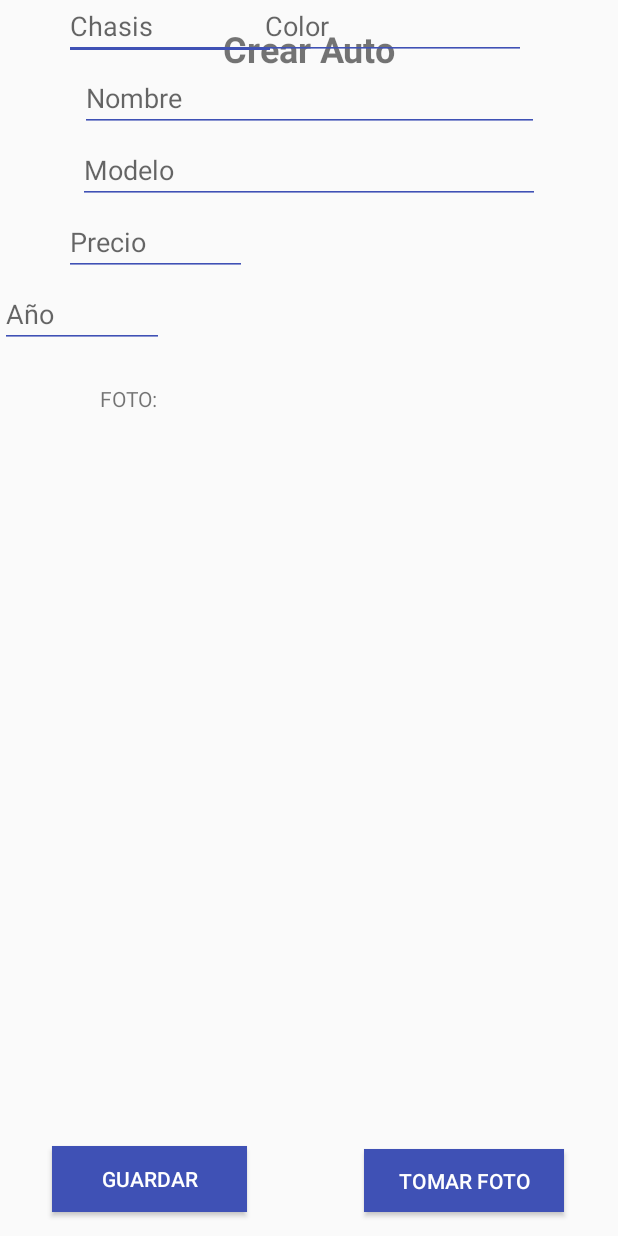
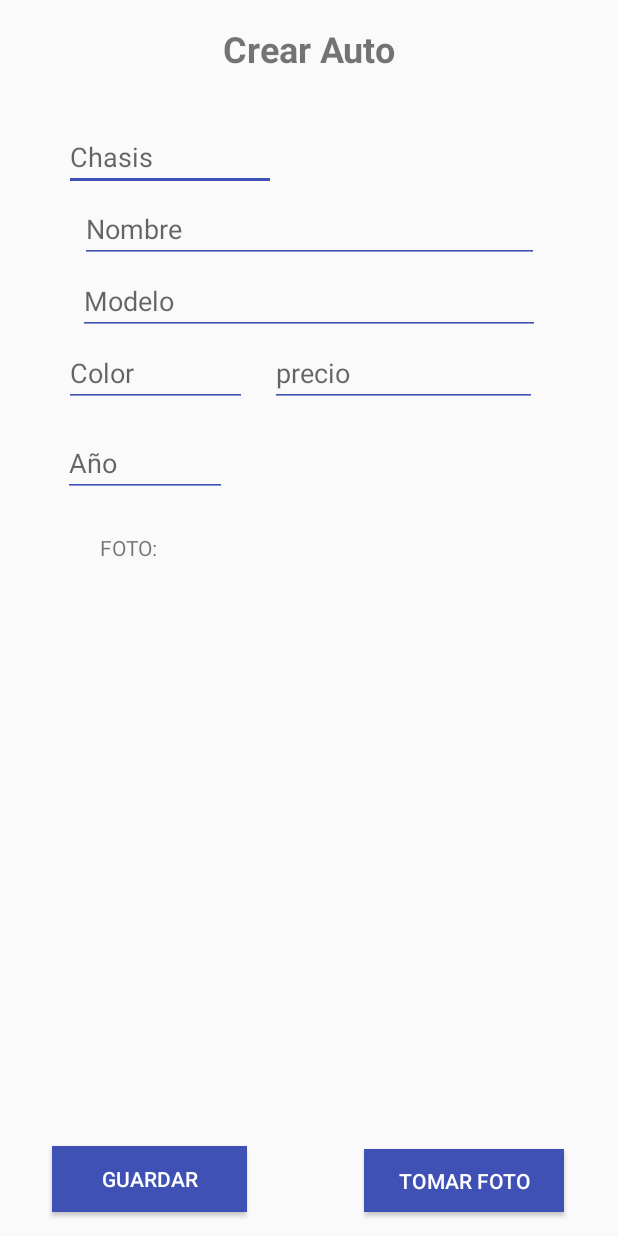
Before and after one commit to Avill2/ExamenFinalMov_AV, an Android app: the layout activity_auto.xml on its own in the app's theme, with its tools: preview values and no code run, on a phone screen of 412 x 824 dp. Run offline under Robolectric (Android 15) with nearby library versions, the phone set to English and light mode, and no system bars.

Commit message:
llamando algunos actividades en el manifest funcionando todo

```diff
--- a/app/src/main/AndroidManifest.xml
+++ b/app/src/main/AndroidManifest.xml
@@ -43,6 +43,7 @@
             </intent-filter>
         </activity>
         <activity android:name=".RegistrarPersonajes" />
+
         <activity android:name="com.example.andreavillacis.av_exammoviles_iib.Listar.ListarConductoresActivity" />
         <activity android:name="com.example.andreavillacis.av_exammoviles_iib.Detalle.DetallesConductorActivity" />
         <activity android:name=".DeliveryActivity" />
@@ -53,6 +54,8 @@
         <activity android:name="com.example.andreavillacis.av_exammoviles_iib.Detalle.DetallesAutoClienteActivity" />
         <activity android:name=".DatosCompradorActivity" />
         <activity android:name="com.example.andreavillacis.av_exammoviles_iib.Detalle.DetalleOrdenActivity" />
+        <activity android:name="com.example.andreavillacis.av_exammoviles_iib.Auto.AutoActivity" />
+        <activity android:name="com.example.andreavillacis.av_exammoviles_iib.Conductor.ConductorActivity" />
         <!--
              The API key for Google Maps-based APIs is defined as a string resource.
              (See the file "res/values/google_maps_api.xml").
@@ -60,6 +63,7 @@
              You need a different API key for each encryption key, including the release key that is used to
              sign the APK for publishing.
              You can define the keys for the debug and release targets in src/debug/ and src/release/.
+             com.example.andreavillacis.av_exammoviles_iib.Listar.ListarConductoresActivity
         -->
 
         <activity
--- a/app/src/main/java/com/example/andrea/conductorautos/database/DatabaseConductor.kt
+++ b/app/src/main/java/com/example/andrea/conductorautos/database/DatabaseConductor.kt
@@ -61,7 +61,7 @@ class DatabaseConductor{
             val chofer: ArrayList<Conductor> = ArrayList()
             val policy = StrictMode.ThreadPolicy.Builder().permitAll().build()
             StrictMode.setThreadPolicy(policy)
-            val (request, response, result) = "http://192.168.100.28:1337/Conductor?nombre=${nombre}".httpGet().responseString()
+            val (request, response, result) = "http://172.29.64.47:1337/Conductor?nombre=${nombre}".httpGet().responseString()
             val jsonStringAutor = result.get()
 
             val parser = Parser()
--- a/app/src/main/res/layout/activity_auto.xml
+++ b/app/src/main/res/layout/activity_auto.xml
@@ -8,7 +8,9 @@
 
     <android.support.constraint.ConstraintLayout
         android:layout_width="match_parent"
-        android:layout_height="match_parent">
+        android:layout_height="match_parent"
+        tools:layout_editor_absoluteX="0dp"
+        tools:layout_editor_absoluteY="27dp">
 
     </android.support.constraint.ConstraintLayout>
 
@@ -47,6 +49,7 @@
         android:layout_height="40dp"
         android:layout_marginEnd="8dp"
         android:layout_marginStart="8dp"
+        android:layout_marginTop="36dp"
         android:backgroundTint="@color/colorPrimary"
         android:ems="10"
         android:hint="Chasis"
@@ -54,7 +57,7 @@
         app:layout_constraintEnd_toEndOf="parent"
         app:layout_constraintHorizontal_bias="0.136"
         app:layout_constraintStart_toStartOf="parent"
-        tools:layout_editor_absoluteY="63dp" />
+        app:layout_constraintTop_toBottomOf="@+id/textViewPokemon" />
 
     <EditText
         android:id="@+id/txtNombreProd"
@@ -95,7 +98,7 @@
         android:layout_marginTop="8dp"
         android:backgroundTint="@color/colorPrimary"
         android:ems="10"
-        android:hint="Precio"
+        android:hint="Color"
         android:inputType="text"
         app:layout_constraintEnd_toEndOf="parent"
         app:layout_constraintHorizontal_bias="0.126"
@@ -109,26 +112,33 @@
         android:layout_marginEnd="8dp"
         android:layout_marginLeft="8dp"
         android:layout_marginStart="8dp"
+        android:layout_marginTop="8dp"
         android:backgroundTint="@color/colorPrimary"
         android:ems="10"
-        android:hint="Color"
-        android:inputType="date"
+        android:hint="precio"
+        android:inputType="number"
         app:layout_constraintEnd_toEndOf="parent"
-        app:layout_constraintHorizontal_bias="0.0"
+        app:layout_constraintHorizontal_bias="0.137"
         app:layout_constraintStart_toEndOf="@+id/txtPrecioProd"
-        tools:layout_editor_absoluteY="207dp" />
+        app:layout_constraintTop_toBottomOf="@+id/txtDescripcionProd" />
 
     <EditText
         android:id="@+id/txtAniosGarantia"
         android:layout_width="109dp"
         android:layout_height="40dp"
-        android:layout_marginTop="8dp"
+        android:layout_marginEnd="8dp"
+        android:layout_marginLeft="8dp"
+        android:layout_marginRight="8dp"
+        android:layout_marginStart="8dp"
+        android:layout_marginTop="20dp"
         android:backgroundTint="@color/colorPrimary"
         android:ems="10"
         android:hint="Año"
         android:inputType="number"
-        app:layout_constraintTop_toBottomOf="@+id/txtPrecioProd"
-        tools:layout_editor_absoluteX="39dp" />
+        app:layout_constraintEnd_toEndOf="parent"
+        app:layout_constraintHorizontal_bias="0.119"
+        app:layout_constraintStart_toStartOf="parent"
+        app:layout_constraintTop_toBottomOf="@+id/txtPrecioProd" />
 
     <Button
         android:id="@+id/btnTomarFoto"
```
